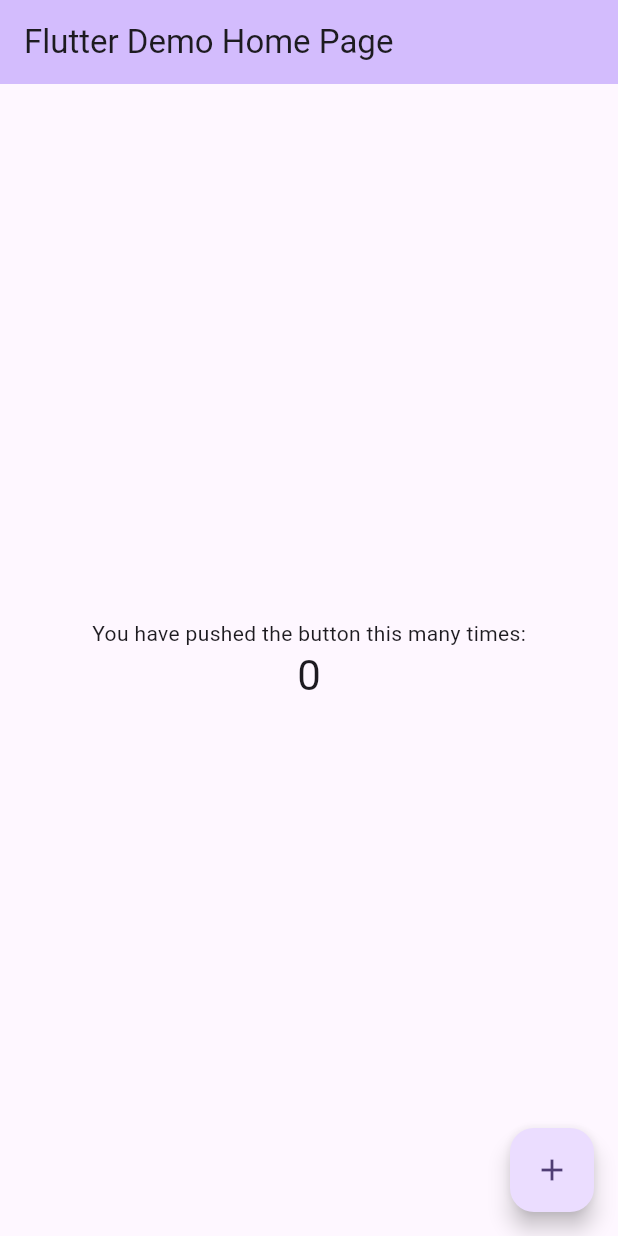
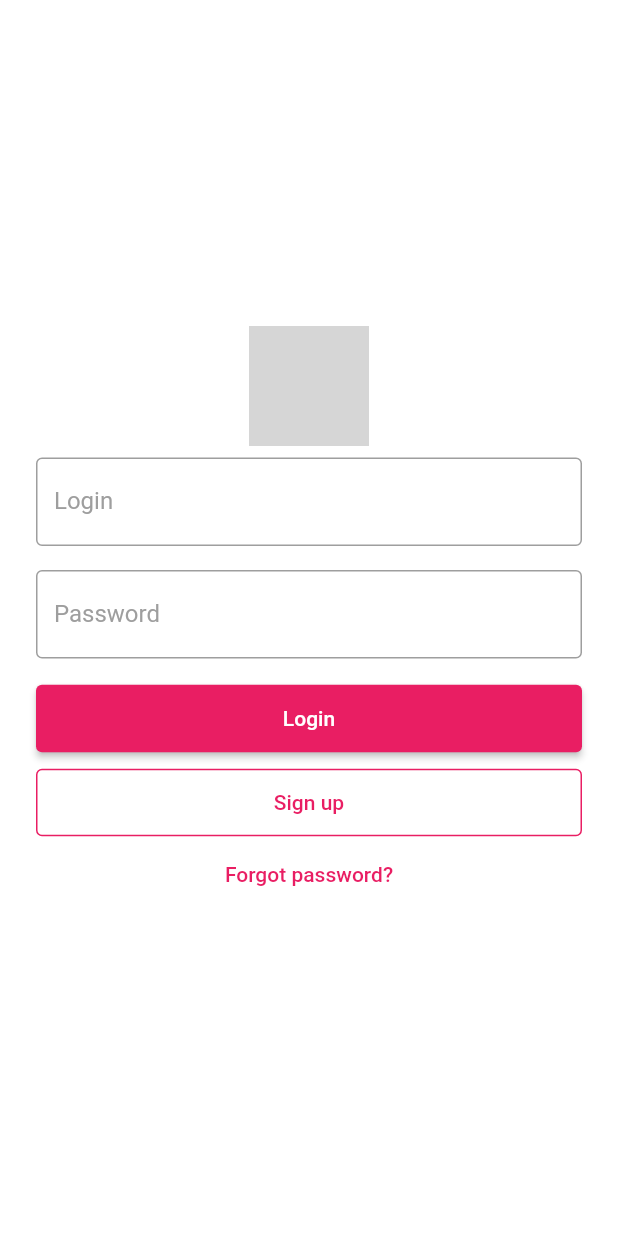
Before and after one commit to YuliyaYas20/lab13, a Flutter app: the screen it shows after launch, on a phone screen of 412 x 824 dp. Run offline on Flutter 3.47's test engine with Material 3 defaults, Android fonts, the phone set to English and light mode, and no system bars; network calls fail; grey boxes are pictures that could not be loaded.

Commit message:
Add lab9 base and dio package

```diff
--- a/lib/main.dart
+++ b/lib/main.dart
@@ -1,4 +1,5 @@
 import 'package:flutter/material.dart';
+import 'sign_in_screen.dart';
 
 void main() {
   runApp(const MyApp());
@@ -7,116 +8,59 @@ void main() {
 class MyApp extends StatelessWidget {
   const MyApp({super.key});
 
-  // This widget is the root of your application.
   @override
   Widget build(BuildContext context) {
     return MaterialApp(
       title: 'Flutter Demo',
+      debugShowCheckedModeBanner: false,
       theme: ThemeData(
-        // This is the theme of your application.
-        //
-        // TRY THIS: Try running your application with "flutter run". You'll see
-        // the application has a purple toolbar. Then, without quitting the app,
-        // try changing the seedColor in the colorScheme below to Colors.green
-        // and then invoke "hot reload" (save your changes or press the "hot
-        // reload" button in a Flutter-supported IDE, or press "r" if you used
-        // the command line to start the app).
-        //
-        // Notice that the counter didn't reset back to zero; the application
-        // state is not lost during the reload. To reset the state, use hot
-        // restart instead.
-        //
-        // This works for code too, not just values: Most code changes can be
-        // tested with just a hot reload.
-        colorScheme: .fromSeed(seedColor: Colors.deepPurple),
+        useMaterial3: false,
+        primarySwatch: Colors.pink,
+        scaffoldBackgroundColor: Colors.white,
+
+        inputDecorationTheme: const InputDecorationTheme(
+          border: OutlineInputBorder(),
+          focusedBorder: OutlineInputBorder(
+            borderSide: BorderSide(color: Colors.pink, width: 2.0),
+          ),
+          errorBorder: OutlineInputBorder(
+            borderSide: BorderSide(color: Colors.red, width: 1.5),
+          ),
+          focusedErrorBorder: OutlineInputBorder(
+            borderSide: BorderSide(color: Colors.red, width: 2.0),
+          ),
+          labelStyle: TextStyle(color: Colors.grey),
+        ),
+
+        elevatedButtonTheme: ElevatedButtonThemeData(
+          style: ElevatedButton.styleFrom(
+            backgroundColor: Colors.pink,
+            foregroundColor: Colors.white,
+            minimumSize: const Size(double.infinity, 45),
+            shape: RoundedRectangleBorder(
+              borderRadius: BorderRadius.circular(4),
+            ),
+          ),
+        ),
+
+        outlinedButtonTheme: OutlinedButtonThemeData(
+          style: OutlinedButton.styleFrom(
+            foregroundColor: Colors.pink,
+            side: const BorderSide(color: Colors.pink),
+            minimumSize: const Size(double.infinity, 45),
+            shape: RoundedRectangleBorder(
+              borderRadius: BorderRadius.circular(4),
+            ),
+          ),
+        ),
+
+        textButtonTheme: TextButtonThemeData(
+          style: TextButton.styleFrom(
+            foregroundColor: Colors.pink,
+          ),
+        ),
       ),
-      home: const MyHomePage(title: 'Flutter Demo Home Page'),
+      home: const SignInScreen(),
     );
   }
 }
-
-class MyHomePage extends StatefulWidget {
-  const MyHomePage({super.key, required this.title});
-
-  // This widget is the home page of your application. It is stateful, meaning
-  // that it has a State object (defined below) that contains fields that affect
-  // how it looks.
-
-  // This class is the configuration for the state. It holds the values (in this
-  // case the title) provided by the parent (in this case the App widget) and
-  // used by the build method of the State. Fields in a Widget subclass are
-  // always marked "final".
-
-  final String title;
-
-  @override
-  State<MyHomePage> createState() => _MyHomePageState();
-}
-
-class _MyHomePageState extends State<MyHomePage> {
-  int _counter = 0;
-
-  void _incrementCounter() {
-    setState(() {
-      // This call to setState tells the Flutter framework that something has
-      // changed in this State, which causes it to rerun the build method below
-      // so that the display can reflect the updated values. If we changed
-      // _counter without calling setState(), then the build method would not be
-      // called again, and so nothing would appear to happen.
-      _counter++;
-    });
-  }
-
-  @override
-  Widget build(BuildContext context) {
-    // This method is rerun every time setState is called, for instance as done
-    // by the _incrementCounter method above.
-    //
-    // The Flutter framework has been optimized to make rerunning build methods
-    // fast, so that you can just rebuild anything that needs updating rather
-    // than having to individually change instances of widgets.
-    return Scaffold(
-      appBar: AppBar(
-        // TRY THIS: Try changing the color here to a specific color (to
-        // Colors.amber, perhaps?) and trigger a hot reload to see the AppBar
-        // change color while the other colors stay the same.
-        backgroundColor: Theme.of(context).colorScheme.inversePrimary,
-        // Here we take the value from the MyHomePage object that was created by
-        // the App.build method, and use it to set our appbar title.
-        title: Text(widget.title),
-      ),
-      body: Center(
-        // Center is a layout widget. It takes a single child and positions it
-        // in the middle of the parent.
-        child: Column(
-          // Column is also a layout widget. It takes a list of children and
-          // arranges them vertically. By default, it sizes itself to fit its
-          // children horizontally, and tries to be as tall as its parent.
-          //
-          // Column has various properties to control how it sizes itself and
-          // how it positions its children. Here we use mainAxisAlignment to
-          // center the children vertically; the main axis here is the vertical
-          // axis because Columns are vertical (the cross axis would be
-          // horizontal).
-          //
-          // TRY THIS: Invoke "debug painting" (choose the "Toggle Debug Paint"
-          // action in the IDE, or press "p" in the console), to see the
-          // wireframe for each widget.
-          mainAxisAlignment: .center,
-          children: [
-            const Text('You have pushed the button this many times:'),
-            Text(
-              '$_counter',
-              style: Theme.of(context).textTheme.headlineMedium,
-            ),
-          ],
-        ),
-      ),
-      floatingActionButton: FloatingActionButton(
-        onPressed: _incrementCounter,
-        tooltip: 'Increment',
-        child: const Icon(Icons.add),
-      ),
-    );
-  }
-}
--- /dev/null
+++ b/lib/sign_in_screen.dart
@@ -0,0 +1,112 @@
+import 'package:flutter/material.dart';
+import 'signup_screen.dart';
+import 'reset_password_screen.dart';
+
+class SignInScreen extends StatefulWidget {
+  const SignInScreen({super.key});
+
+  @override
+  State<SignInScreen> createState() => _SignInScreenState();
+}
+
+class _SignInScreenState extends State<SignInScreen> {
+  final _formKey = GlobalKey<FormState>();
+
+  void _showMessage(BuildContext context, String text) {
+    showDialog(
+      context: context,
+      builder: (ctx) => AlertDialog(
+        title: const Text('Message'),
+        content: Text(text),
+      ),
+    );
+  }
+
+  @override
+  Widget build(BuildContext context) {
+    return Scaffold(
+      body: Padding(
+        padding: const EdgeInsets.all(24.0),
+        child: Center(
+          child: SingleChildScrollView(
+            child: Form(
+              key: _formKey,
+              child: Column(
+                mainAxisAlignment: MainAxisAlignment.center,
+                children: [
+                  Image.network(
+                    'https://upload.wikimedia.org/wikipedia/commons/1/17/Google-flutter-logo.png',
+                    height: 80,
+                  ),
+                  const SizedBox(height: 8),
+
+
+                  // Поле логіну
+                  TextFormField(
+                    decoration: const InputDecoration(
+                      labelText: 'Login',
+                    ),
+                    validator: (value) {
+                      if (value == null || value.trim().isEmpty) {
+                        return "Поле обов'язкове до заповнення";
+                      }
+                      return null;
+                    },
+                  ),
+                  const SizedBox(height: 16),
+
+                  TextFormField(
+                    obscureText: true,
+                    decoration: const InputDecoration(
+                      labelText: 'Password',
+                    ),
+                    validator: (value) {
+                      if (value == null || value.trim().isEmpty) {
+                        return "Поле обов'язкове до заповнення";
+                      }
+                      if (value.length < 7) {
+                        return 'Пароль повинен містити не менше 7 символів';
+                      }
+                      return null;
+                    },
+                  ),
+                  const SizedBox(height: 16),
+
+                  ElevatedButton(
+                    onPressed: () {
+                      if (_formKey.currentState!.validate()) {
+                        _showMessage(context, 'Login successful');
+                      }
+                    },
+                    child: const Text('Login'),
+                  ),
+                  const SizedBox(height: 8),
+
+                  OutlinedButton(
+                    onPressed: () {
+                      Navigator.push(
+                        context,
+                        MaterialPageRoute(builder: (context) => const SignupScreen()),
+                      );
+                    },
+                    child: const Text('Sign up'),
+                  ),
+
+                  TextButton(
+                    onPressed: () {
+                      Navigator.push(
+                        context,
+                        MaterialPageRoute(builder: (context) => const ResetPasswordScreen()),
+                      );
+                    },
+                    child: const Text('Forgot password?'),
+                  ),
+                ],
+              ),
+            ),
+          ),
+        ),
+      ),
+    );
+  }
+}
--- a/pubspec.yaml
+++ b/pubspec.yaml
@@ -34,6 +34,7 @@ dependencies:
   # The following adds the Cupertino Icons font to your application.
   # Use with the CupertinoIcons class for iOS style icons.
   cupertino_icons: ^1.0.8
+  dio: ^5.11.1
 
 dev_dependencies:
   flutter_test:
```
Also changed, not shown: lib/reset_password_screen.dart (added, +88 -0 lines), lib/signup_screen.dart (added, +118 -0 lines), pubspec.lock, 1 other file.
